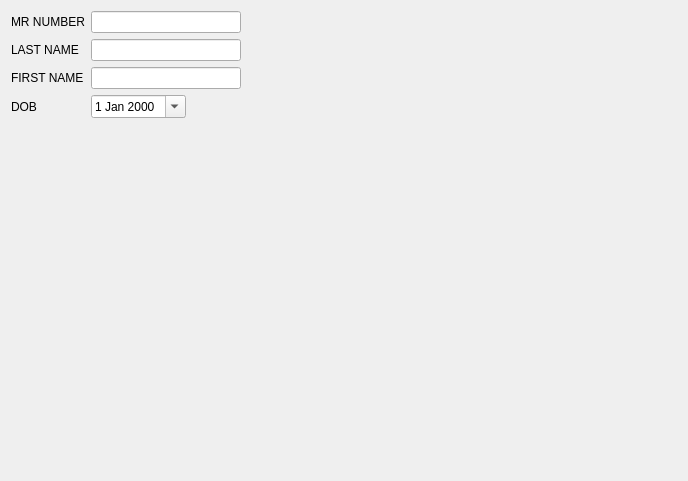
kyledevans/Medicine-Track, file src/wizards/patient_00.ui: the form before one commit.
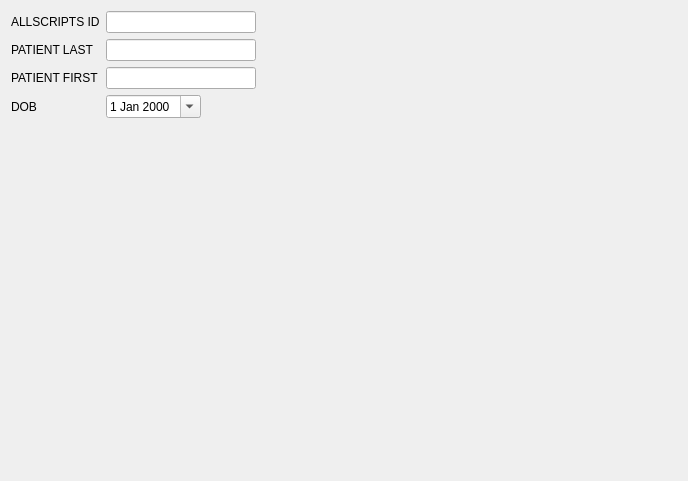
The form after the commit.

```diff
--- a/src/wizards/patient_00.ui
+++ b/src/wizards/patient_00.ui
@@ -50,14 +50,14 @@
    <item row="0" column="0">
     <widget class="QLabel" name="mrNumberLabel">
      <property name="text">
-      <string>MR NUMBER</string>
+      <string comment="ALLSCRIPTS ID EDIT LABEL">ALLSCRIPTS ID</string>
      </property>
     </widget>
    </item>
    <item row="1" column="0">
     <widget class="QLabel" name="lastLabel">
      <property name="text">
-      <string>LAST NAME</string>
+      <string comment="PATIENT LAST EDIT LABEL">PATIENT LAST</string>
      </property>
     </widget>
    </item>
@@ -136,7 +136,7 @@
    <item row="2" column="0">
     <widget class="QLabel" name="firstLabel">
      <property name="text">
-      <string>FIRST NAME</string>
+      <string comment="PATIENT FIRST EDIT LABEL">PATIENT FIRST</string>
      </property>
     </widget>
    </item>
```
Left out of the diff: 26 changed lines with no effect on the pictures.
